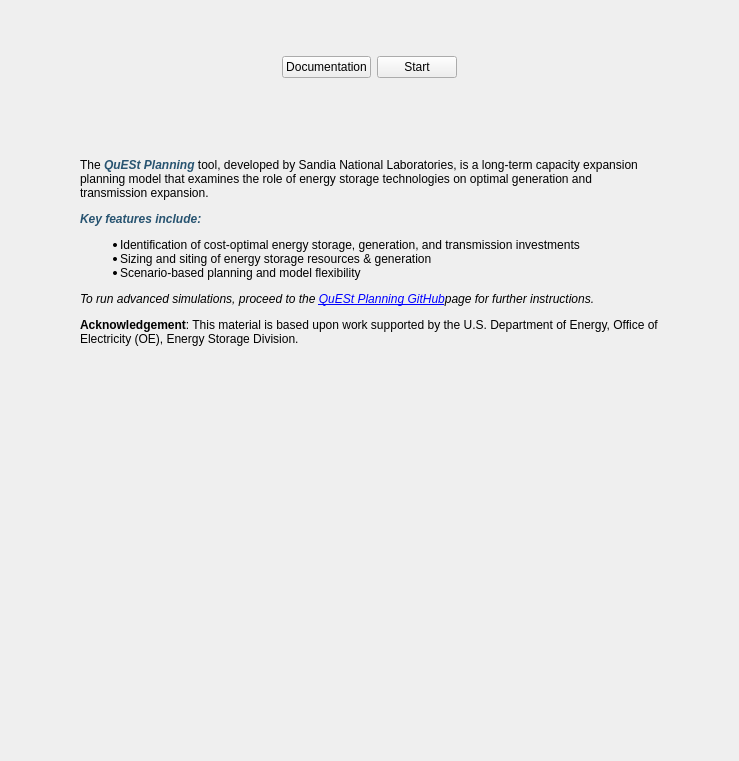
This is quest_planning/ui/forms/landing/landing.ui in sandialabs/quest_planning as Qt 5 draws it before an edit. The edited form follows.
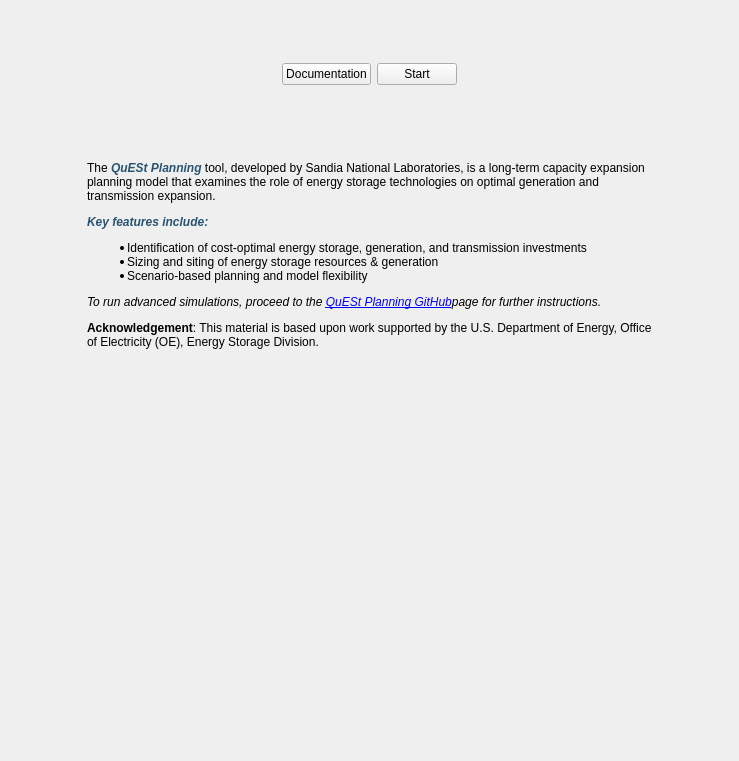
This is the edited form. Icons and pictures are not drawn.

```diff
--- a/quest_planning/ui/forms/landing/landing.ui
+++ b/quest_planning/ui/forms/landing/landing.ui
@@ -14,6 +14,18 @@
    <string>Form</string>
   </property>
   <layout class="QVBoxLayout" name="verticalLayout">
+    <property name="leftMargin">
+     <number>18</number>
+    </property>
+    <property name="topMargin">
+     <number>18</number>
+    </property>
+    <property name="rightMargin">
+     <number>18</number>
+    </property>
+    <property name="bottomMargin">
+     <number>18</number>
+    </property>
    <item>
     <widget class="QFrame" name="frame_logo">
      <property name="sizePolicy">
```
Left out of the diff: 3 changed lines with no effect on the pictures. Lines whose indentation alone changed are shown as unchanged.
